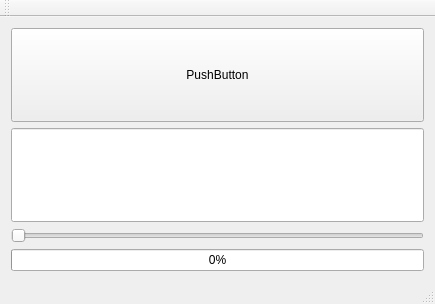
This is QtArduino/mainwindow.ui in chriskonstad/QtArduino as Qt 5 draws it before an edit. The edited form follows.
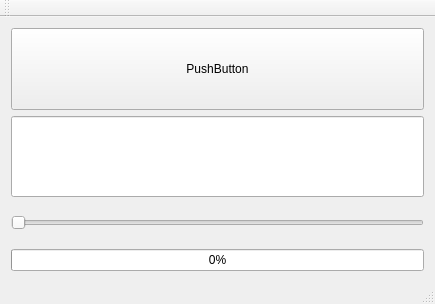
This is the edited form.

The edit to the form file:
```diff
--- a/QtArduino/mainwindow.ui
+++ b/QtArduino/mainwindow.ui
@@ -44,7 +44,8 @@
       </property>
       <property name="font">
        <font>
-        <pointsize>1</pointsize>
+        <family>Adobe Arabic</family>
+        <pointsize>16</pointsize>
        </font>
       </property>
       <property name="cursor">
@@ -66,6 +67,33 @@
     </item>
     <item>
      <widget class="QSlider" name="hsAnalog">
+      <property name="enabled">
+       <bool>true</bool>
+      </property>
+      <property name="sizePolicy">
+       <sizepolicy hsizetype="Expanding" vsizetype="Expanding">
+        <horstretch>0</horstretch>
+        <verstretch>0</verstretch>
+       </sizepolicy>
+      </property>
+      <property name="maximumSize">
+       <size>
+        <width>417</width>
+        <height>40</height>
+       </size>
+      </property>
+      <property name="sizeIncrement">
+       <size>
+        <width>0</width>
+        <height>5</height>
+       </size>
+      </property>
+      <property name="baseSize">
+       <size>
+        <width>0</width>
+        <height>5</height>
+       </size>
+      </property>
       <property name="maximum">
        <number>255</number>
       </property>
```
Left out of the diff: 2 changed lines with no effect on the pictures.
